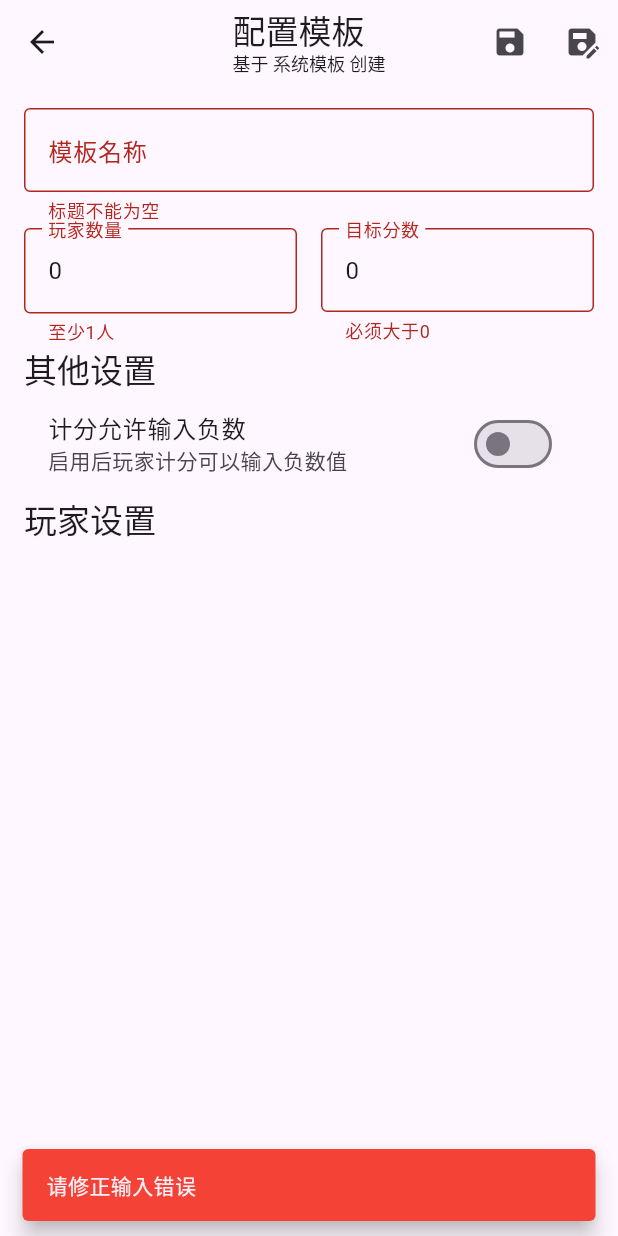
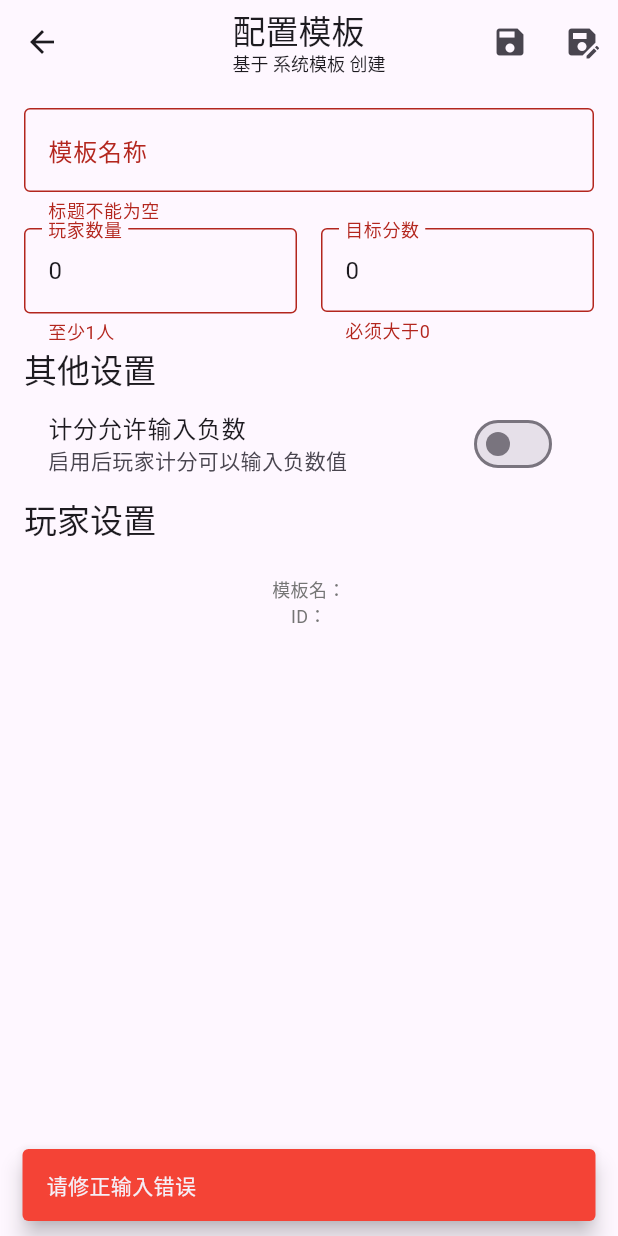
Before and after one commit to youzhiran/counters, a Flutter app: the TemplateConfigScreen screen opened directly with empty values, after a tap on the "save" icon, on a phone screen of 412 x 824 dp. Run offline on Flutter 3.47's test engine with Material 3 defaults, Android fonts, the phone set to English and light mode, and no system bars; our stand-ins replace hive, hive_flutter, package_info_plus; accounts and stored records are empty.

Commit message:
显示模板id&名称；修改分数优化

```diff
--- a/lib/page/template_config.dart
+++ b/lib/page/template_config.dart
@@ -53,7 +53,6 @@ class _TemplateConfigScreenState extends State<TemplateConfigScreen> {
   @override
   Widget build(BuildContext context) {
     final isSystem = widget.baseTemplate.isSystemTemplate;
-    final isAllowNegative = widget.baseTemplate.isAllowNegative;
 
     return Scaffold(
       appBar: AppBar(
@@ -92,6 +91,17 @@ class _TemplateConfigScreenState extends State<TemplateConfigScreen> {
             _buildBasicSettings(),
             _buildOtherList(),
             _buildPlayerList(),
+            Padding(
+              padding: const EdgeInsets.all(8),
+              child: Text(
+                '模板名：${widget.baseTemplate.templateName}\nID：${widget.baseTemplate.id}',
+                textAlign: TextAlign.center,
+                style: TextStyle(
+                  color: Colors.grey[600],
+                  fontSize: 12,
+                ),
+              ),
+            )
           ],
         ),
       ),
```
Also changed, not shown: lib/page/game_session.dart (+5 -5 lines).
